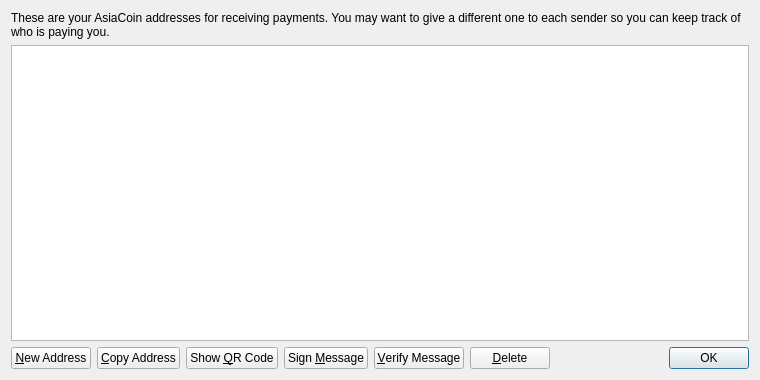
This is src/qt/forms/addressbookpage.ui in Ruledo/EverCoin as Qt 5 draws it before an edit. The edited form follows.
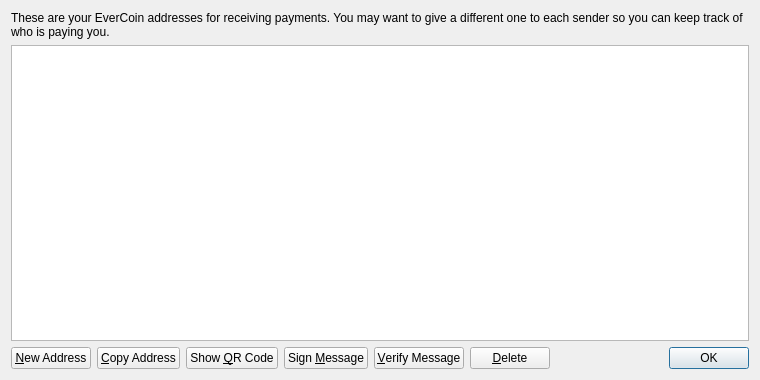
This is the edited form. Icons and pictures are not drawn.

```diff
--- a/src/qt/forms/addressbookpage.ui
+++ b/src/qt/forms/addressbookpage.ui
@@ -17,7 +17,7 @@
    <item>
     <widget class="QLabel" name="labelExplanation">
      <property name="text">
-      <string>These are your AsiaCoin addresses for receiving payments. You may want to give a different one to each sender so you can keep track of who is paying you.</string>
+      <string>These are your EverCoin addresses for receiving payments. You may want to give a different one to each sender so you can keep track of who is paying you.</string>
      </property>
      <property name="textFormat">
       <enum>Qt::PlainText</enum>
```
Left out of the diff: 4 changed lines with no effect on the pictures.
